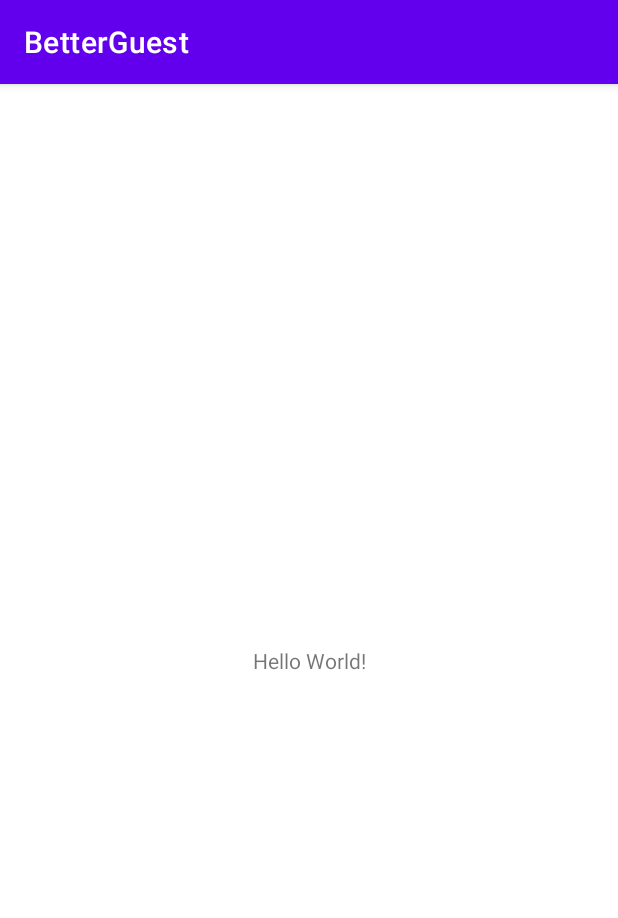
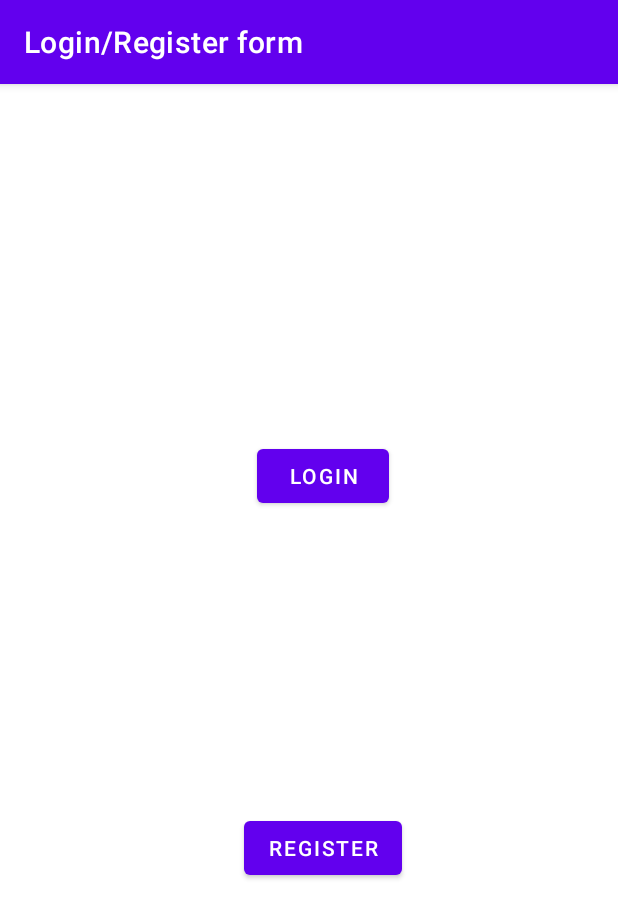
Before and after one commit to JordiJus/BetterGuest, an Android app: the screen it shows after launch (MainActivity), on a phone screen of 412 x 824 dp. Shown: the top 918 px of the screen. Run offline under Robolectric (Android 15) with nearby library versions, the phone set to English and light mode, and no system bars.

Commit message:
Login/Register Form

```diff
--- a/app/src/main/res/layout/activity_main.xml
+++ b/app/src/main/res/layout/activity_main.xml
@@ -1,18 +1,43 @@
 <?xml version="1.0" encoding="utf-8"?>
-<androidx.constraintlayout.widget.ConstraintLayout xmlns:android="http://schemas.android.com/apk/res/android"
+<androidx.coordinatorlayout.widget.CoordinatorLayout xmlns:android="http://schemas.android.com/apk/res/android"
+    xmlns:tools="http://schemas.android.com/tools"
     xmlns:app="http://schemas.android.com/apk/res-auto"
-    xmlns:tools="http://schemas.android.com/tools"
+
+
+    android:layout_width="match_parent"
+    android:layout_height="match_parent">
+
+    <androidx.constraintlayout.widget.ConstraintLayout
+        android:id="@+id/button"
         android:layout_width="match_parent"
         android:layout_height="match_parent"
         tools:context=".MainActivity">
 
-    <TextView
+        <Button
+            android:id="@+id/button4"
             android:layout_width="wrap_content"
             android:layout_height="wrap_content"
-        android:text="Hello World!"
+            android:text="@string/registerButton"
             app:layout_constraintBottom_toBottomOf="parent"
             app:layout_constraintEnd_toEndOf="parent"
+            app:layout_constraintHorizontal_bias="0.531"
             app:layout_constraintStart_toStartOf="parent"
-        app:layout_constraintTop_toTopOf="parent" />
+            app:layout_constraintTop_toTopOf="parent"
+            app:layout_constraintVertical_bias="0.674" />
+
+        <Button
+            android:id="@+id/loginButton"
+            android:layout_width="wrap_content"
+            android:layout_height="wrap_content"
+            android:text="@string/loginButton"
+            app:layout_constraintBottom_toTopOf="@+id/button4"
+            app:layout_constraintEnd_toEndOf="parent"
+            app:layout_constraintHorizontal_bias="0.529"
+            app:layout_constraintStart_toStartOf="parent"
+            app:layout_constraintTop_toTopOf="parent"
+            app:layout_constraintVertical_bias="0.542" />
 
     </androidx.constraintlayout.widget.ConstraintLayout>
+
+
+</androidx.coordinatorlayout.widget.CoordinatorLayout>
--- a/app/src/main/res/values/strings.xml
+++ b/app/src/main/res/values/strings.xml
@@ -1,3 +1,5 @@
 <resources>
-    <string name="app_name">BetterGuest</string>
+    <string name="app_name">Login/Register form</string>
+    <string name="loginButton">LOGIN</string>
+    <string name="registerButton">REGISTER</string>
 </resources>
```
Lines whose indentation alone changed are shown as unchanged.
